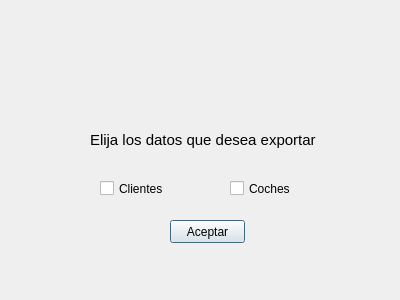
This is QuintanaRanha/dlgDatos.ui in Martin-Quintana/Desenvolvemento-de-Interfaces as Qt 5 draws it before an edit. The edited form follows.
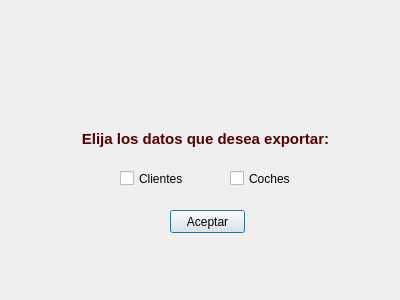
This is the edited form. Icons and pictures are not drawn.

Patch:
```diff
--- a/QuintanaRanha/dlgDatos.ui
+++ b/QuintanaRanha/dlgDatos.ui
@@ -13,45 +13,58 @@
     <height>300</height>
    </rect>
   </property>
+  <property name="minimumSize">
+   <size>
+    <width>400</width>
+    <height>300</height>
+   </size>
+  </property>
+  <property name="maximumSize">
+   <size>
+    <width>400</width>
+    <height>300</height>
+   </size>
+  </property>
   <property name="windowTitle">
    <string>Dialog</string>
   </property>
-  <widget class="QPushButton" name="btnAceptar">
-   <property name="geometry">
-    <rect>
-     <x>170</x>
-     <y>220</y>
-     <width>75</width>
-     <height>23</height>
-    </rect>
-   </property>
-   <property name="text">
-    <string>Aceptar</string>
-   </property>
-  </widget>
+  <property name="modal">
+   <bool>true</bool>
+  </property>
   <widget class="QLabel" name="label">
    <property name="geometry">
     <rect>
-     <x>90</x>
+     <x>70</x>
      <y>130</y>
-     <width>231</width>
+     <width>271</width>
      <height>20</height>
     </rect>
    </property>
    <property name="font">
     <font>
      <pointsize>11</pointsize>
+     <weight>75</weight>
+     <bold>true</bold>
     </font>
    </property>
+   <property name="focusPolicy">
+    <enum>Qt::TabFocus</enum>
+   </property>
+   <property name="styleSheet">
+    <string notr="true">color: rgb(81, 0, 0);</string>
+   </property>
    <property name="text">
-    <string>Elija los datos que desea exportar</string>
+    <string>Elija los datos que desea exportar:</string>
+   </property>
+   <property name="alignment">
+    <set>Qt::AlignHCenter|Qt::AlignTop</set>
    </property>
   </widget>
   <widget class="QCheckBox" name="checkBox">
    <property name="geometry">
     <rect>
-     <x>100</x>
-     <y>180</y>
+     <x>120</x>
+     <y>170</y>
      <width>70</width>
      <height>17</height>
     </rect>
@@ -64,7 +77,7 @@
    <property name="geometry">
     <rect>
      <x>230</x>
-     <y>180</y>
+     <y>170</y>
      <width>70</width>
      <height>17</height>
     </rect>
@@ -73,12 +86,25 @@
     <string>Coches</string>
    </property>
   </widget>
+  <widget class="QPushButton" name="btnExportaDatos">
+   <property name="geometry">
+    <rect>
+     <x>170</x>
+     <y>210</y>
+     <width>75</width>
+     <height>23</height>
+    </rect>
+   </property>
+   <property name="text">
+    <string>Aceptar</string>
+   </property>
+  </widget>
   <widget class="QLabel" name="label_2">
    <property name="geometry">
     <rect>
      <x>150</x>
      <y>20</y>
-     <width>111</width>
+     <width>101</width>
      <height>91</height>
     </rect>
    </property>
```
Left out of the diff: 8 changed lines with no effect on the pictures.
